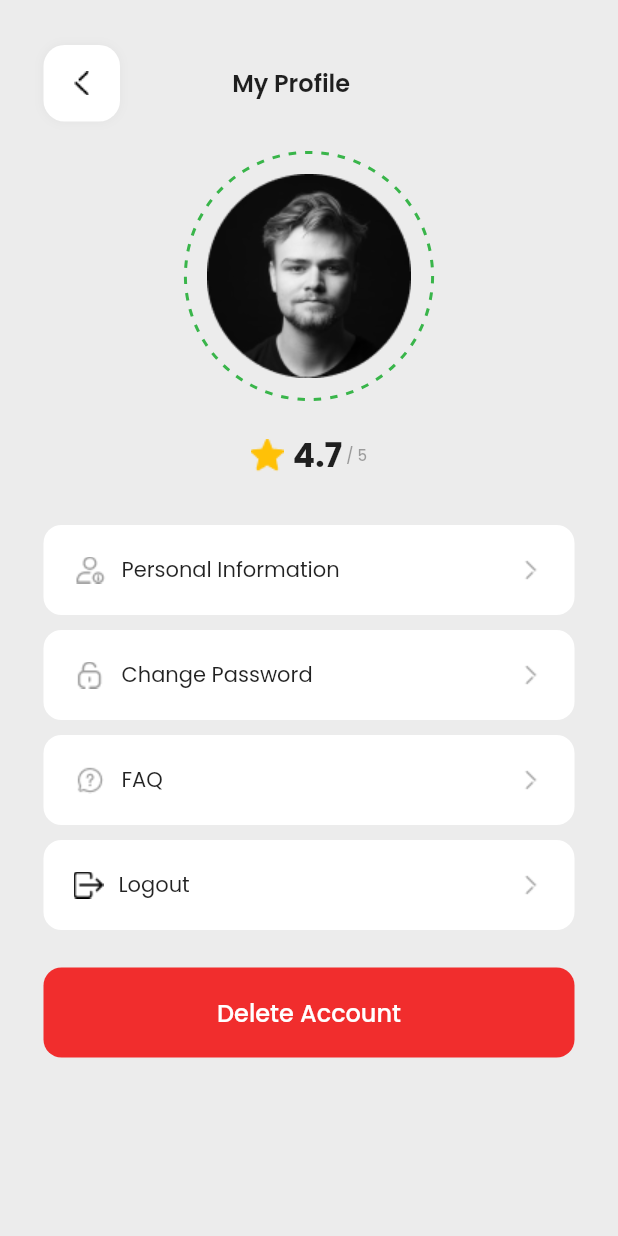
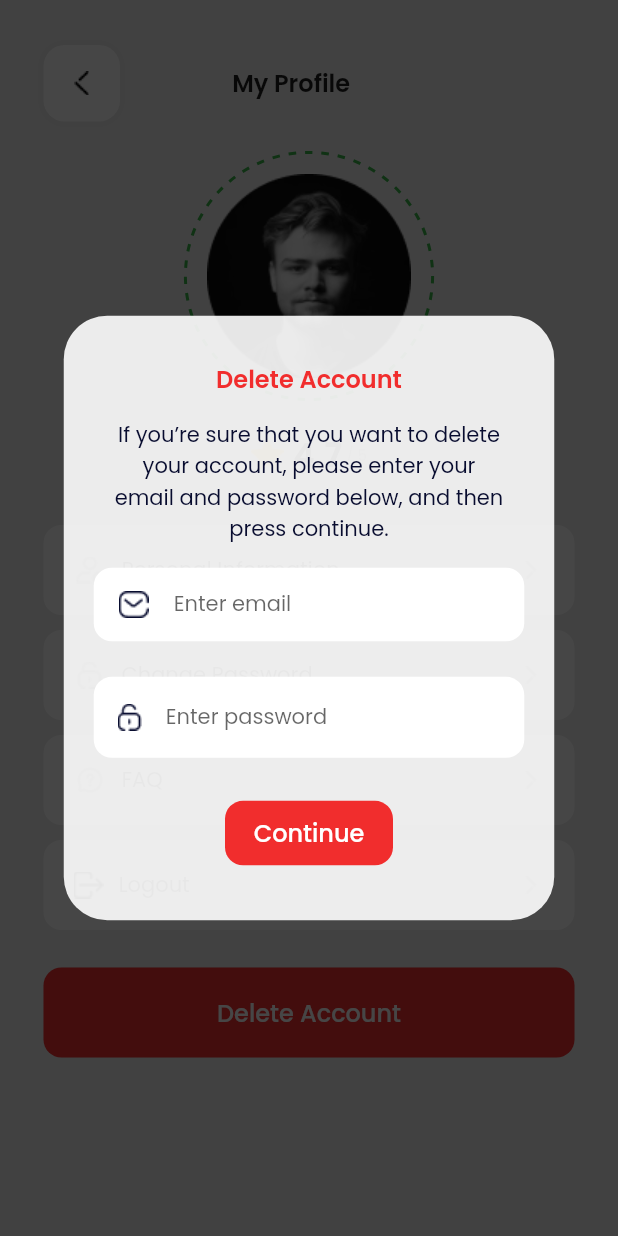
Before and after one commit to BilalN10/shelf_life, a Flutter app: the ProfilePage screen opened directly, after a tap on "Delete Account", on a phone screen of 412 x 824 dp. Run offline on Flutter 3.47's test engine with Material 2 defaults, Android fonts, the phone set to English and light mode, and no system bars; drawn by our look-alikes of dotted_border; our stand-ins replace flutter_svg, get, google_fonts, image_picker, mask_text_input_formatter, pinput and 1 more.

Commit message:
delete account dialog designed

```diff
--- /dev/null
+++ b/lib/views/pages/bottom_nav/tabs/profile/components/profile_tile.dart
@@ -0,0 +1,50 @@
+import 'package:flutter/material.dart';
+import 'package:google_fonts/google_fonts.dart';
+import 'package:responsive_sizer/responsive_sizer.dart';
+import 'package:shelf_life/constants/icons.dart';
+
+class ProfileTile extends StatelessWidget {
+  const ProfileTile({
+    super.key,
+    required this.image,
+    required this.onTap,
+    required this.title,
+  });
+  final String image;
+  final String title;
+  final VoidCallback onTap;
+  @override
+  Widget build(BuildContext context) {
+    return GestureDetector(
+      onTap: onTap,
+      child: Container(
+        height: Adaptive.px(60),
+        width: Adaptive.w(100),
+        decoration: BoxDecoration(
+            color: Colors.white, borderRadius: BorderRadius.circular(12)),
+        child: Padding(
+          padding: EdgeInsets.symmetric(horizontal: Adaptive.px(20)),
+          child: Row(
+            mainAxisAlignment: MainAxisAlignment.spaceBetween,
+            children: [
+              Image.asset(
+                image,
+                color: const Color(0xff000000),
+              ),
+              const SizedBox(width: 10),
+              Text(
+                title,
+                style: GoogleFonts.poppins(
+                    fontSize: Adaptive.px(14), fontWeight: FontWeight.w400),
+              ),
+              const Spacer(),
+              Image.asset(
+                IconClass.forward,
+              ),
+            ],
+          ),
+        ),
+      ),
+    );
+  }
+}
--- a/lib/views/pages/bottom_nav/tabs/profile/profile_page.dart
+++ b/lib/views/pages/bottom_nav/tabs/profile/profile_page.dart
@@ -7,12 +7,17 @@ import 'package:shelf_life/constants/colors.dart';
 import 'package:shelf_life/constants/icons.dart';
 import 'package:shelf_life/views/pages/change_pass/change_pass_page.dart';
 import 'package:shelf_life/views/pages/personal_information/personal_information_page.dart';
+import 'package:shelf_life/views/widgets/common_field.dart';
 import 'package:shelf_life/views/widgets/custom_back_button.dart';
 import 'package:shelf_life/views/widgets/primary_button.dart';
 
+import 'components/logout_dialog.dart';
+import 'components/profile_tile.dart';
+
 class ProfilePage extends StatelessWidget {
-  const ProfilePage({super.key});
-
+  ProfilePage({super.key});
+  final TextEditingController emailController = TextEditingController();
+  final TextEditingController passwordController = TextEditingController();
   @override
   Widget build(BuildContext context) {
     return Scaffold(
@@ -100,11 +105,106 @@ class ProfilePage extends StatelessWidget {
                 ProfileTile(
                   image: IconClass.logout,
                   title: 'Logout',
-                  onTap: () {},
+                  onTap: () {
+                    Get.dialog(const LogoutDialog());
+                  },
                 ),
                 SizedBox(height: Adaptive.px(25)),
                 PrimaryButton(
-                    onTap: () {},
+                    onTap: () {
+                      Get.dialog(Scaffold(
+                        backgroundColor: Colors.black12.withOpacity(.4),
+                        body: Center(
+                          child: Column(
+                            mainAxisAlignment: MainAxisAlignment.center,
+                            children: [
+                              Container(
+                                height: Adaptive.px(403),
+                                width: Adaptive.px(327),
+                                decoration: BoxDecoration(
+                                  color: Colors.white.withOpacity(.9),
+                                  borderRadius: BorderRadius.circular(29),
+                                ),
+                                child: Padding(
+                                  padding: EdgeInsets.symmetric(
+                                      vertical: Adaptive.px(30)),
+                                  child: Column(
+                                    children: [
+                                      Text(
+                                        'Delete Account',
+                                        style: GoogleFonts.poppins(
+                                            fontSize: Adaptive.px(16),
+                                            fontWeight: FontWeight.w600,
+                                            color: const Color(0xffF12D2D)),
+                                      ),
+                                      SizedBox(height: Adaptive.px(15)),
+                                      Padding(
+                                        padding: EdgeInsets.symmetric(
+                                            horizontal: Adaptive.px(32)),
+                                        child: Text(
+                                          'If you’re sure that you want to delete your account, please enter your email and password below, and then press continue.',
+                                          style: GoogleFonts.poppins(
+                                              fontSize: Adaptive.px(14),
+                                              fontWeight: FontWeight.w400,
+                                              color: const Color(0xff080C2F)),
+                                          textAlign: TextAlign.center,
+                                        ),
+                                      ),
+                                      SizedBox(
+                                        height: Adaptive.px(15),
+                                      ),
+                                      Padding(
+                                        padding: EdgeInsets.symmetric(
+                                            horizontal: Adaptive.px(20)),
+                                        child: CommonField(
+                                          controller: emailController,
+                                          keyboardType:
+                                              TextInputType.emailAddress,
+                                          prefixIcon: IconClass.emailIcon,
+                                          onChanged: (onChanged) {},
+                                          validator: (validator) {
+                                            return;
+                                          },
+                                          hintText: 'Enter email',
+                                        ),
+                                      ),
+                                      SizedBox(
+                                        height: Adaptive.px(15),
+                                      ),
+                                      Padding(
+                                        padding: EdgeInsets.symmetric(
+                                            horizontal: Adaptive.px(20)),
+                                        child: CommonField(
+                                          controller: passwordController,
+                                          keyboardType: TextInputType.name,
+                                          prefixIcon: IconClass.password,
+                                          onChanged: (onChanged) {},
+                                          validator: (validator) {
+                                            return;
+                                          },
+                                          hintText: 'Enter password',
+                                        ),
+                                      ),
+                                      SizedBox(
+                                        height: Adaptive.px(25),
+                                      ),
+                                      SizedBox(
+                                        width: Adaptive.px(112),
+                                        height: Adaptive.px(43),
+                                        child: PrimaryButton(
+                                            onTap: () {},
+                                            text: 'Continue',
+                                            isDeleteAccount: false),
+                                      )
+                                    ],
+                                  ),
+                                ),
+                              ),
+                            ],
+                          ),
+                        ),
+                      ));
+                    },
                     text: 'Delete Account',
                     isDeleteAccount: false),
               ],
@@ -115,49 +215,3 @@ class ProfilePage extends StatelessWidget {
     );
   }
 }
-
-class ProfileTile extends StatelessWidget {
-  const ProfileTile({
-    super.key,
-    required this.image,
-    required this.onTap,
-    required this.title,
-  });
-  final String image;
-  final String title;
-  final VoidCallback onTap;
-  @override
-  Widget build(BuildContext context) {
-    return GestureDetector(
-      onTap: onTap,
-      child: Container(
-        height: Adaptive.px(60),
-        width: Adaptive.w(100),
-        decoration: BoxDecoration(
-            color: Colors.white, borderRadius: BorderRadius.circular(12)),
-        child: Padding(
-          padding: EdgeInsets.symmetric(horizontal: Adaptive.px(20)),
-          child: Row(
-            mainAxisAlignment: MainAxisAlignment.spaceBetween,
-            children: [
-              Image.asset(
-                image,
-                color: const Color(0xff000000),
-              ),
-              const SizedBox(width: 10),
-              Text(
-                title,
-                style: GoogleFonts.poppins(
-                    fontSize: Adaptive.px(14), fontWeight: FontWeight.w400),
-              ),
-              const Spacer(),
-              Image.asset(
-                IconClass.forward,
-              ),
-            ],
-          ),
-        ),
-      ),
-    );
-  }
-}
```
Also changed, not shown: lib/views/pages/bottom_nav/tabs/profile/components/logout_dialog.dart (added, +93 -0 lines).
